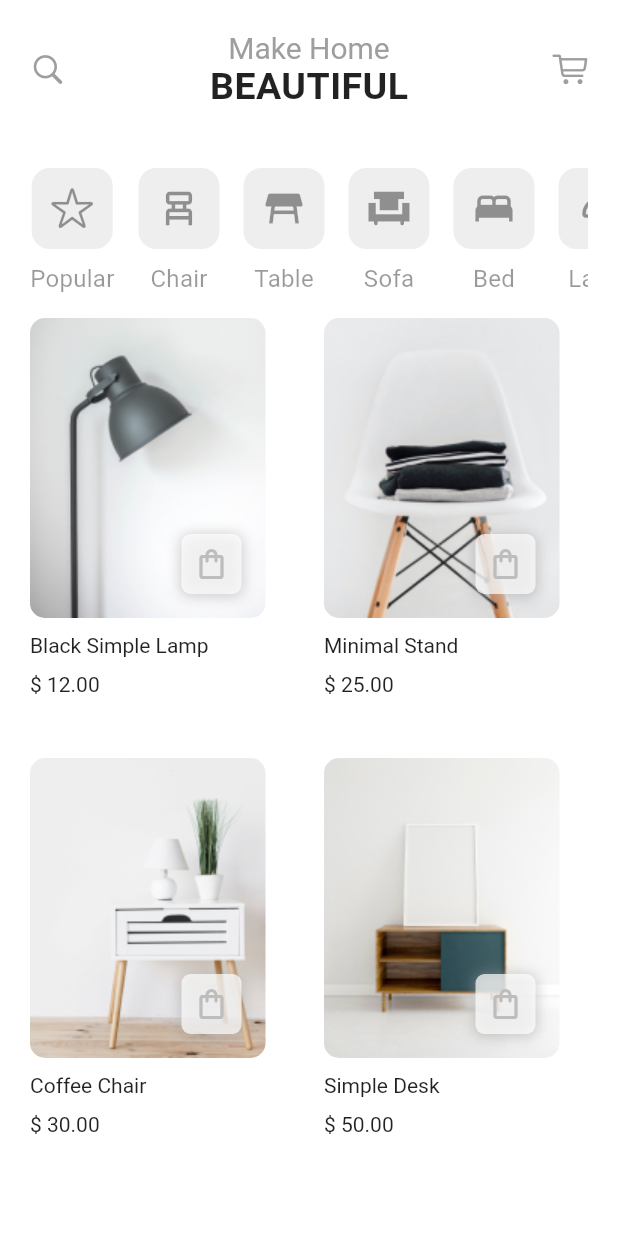
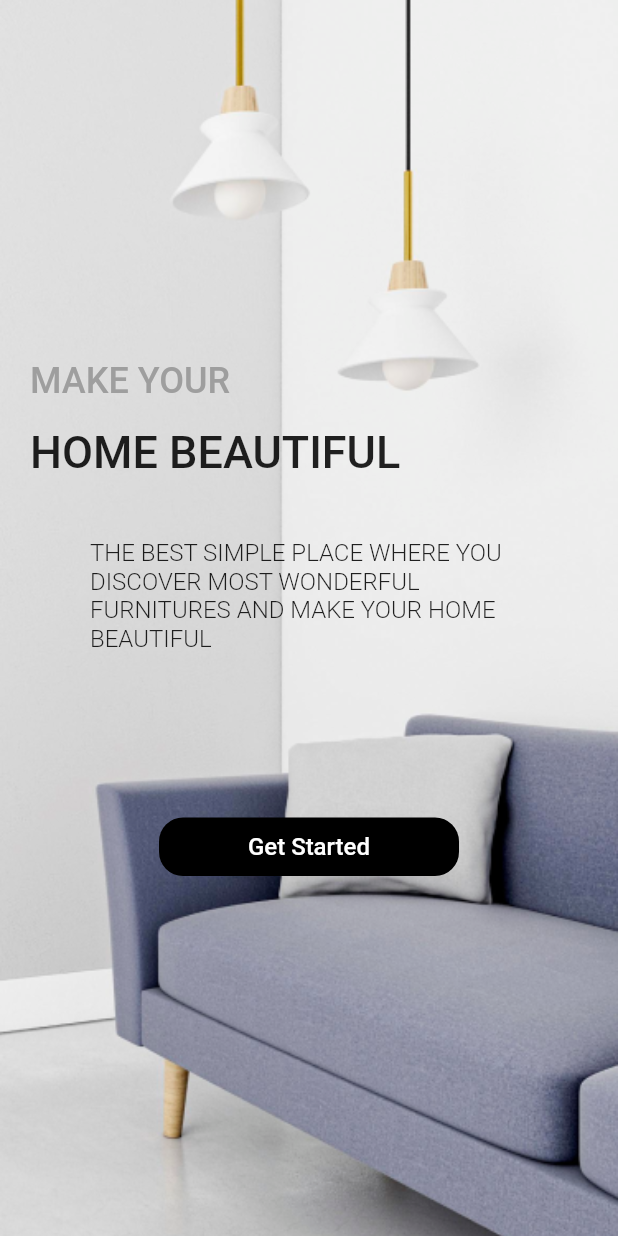
Before and after one commit to ahmeed-evan/ar_eshop, a Flutter app: the screen it shows after launch, on a phone screen of 412 x 824 dp. Run offline on Flutter 3.47's test engine with Material 2 defaults, Android fonts, the phone set to English and light mode, and no system bars.

Commit message:
done so far

```diff
--- a/lib/main.dart
+++ b/lib/main.dart
@@ -1,7 +1,9 @@
+import 'package:ar_e_shop/screen/view/app_entry.dart';
+import 'package:ar_e_shop/util/utils.dart';
 import 'package:flutter/material.dart';
 import 'package:flutter/services.dart';
 
-import 'screen/home.dart';
+import 'screen/view/home.dart';
 
 void main() {
   SystemChrome.setSystemUIOverlayStyle(
@@ -19,28 +21,6 @@ class MyApp extends StatelessWidget {
   // This widget is the root of your application.
   @override
   Widget build(BuildContext context) {
-    return MaterialApp(theme: _themeData, home: Home());
+    return MaterialApp(theme: themeData, home: AppEntry());
   }
 }
-
-ThemeData _themeData = ThemeData(
-  // scaffoldBG, applicable for aLL PAGES
-  scaffoldBackgroundColor: Colors.white,
-  //primary color for the application
-  colorScheme: ColorScheme.fromSwatch().copyWith(
-    primary: Colors.black,
-  ),
-);
-
-SizedBox customHeight(double height) => SizedBox(height: height);
-
-SizedBox customWeight(double weight) => SizedBox(width: weight);
-
-TextStyle defaultTestStyle =
-    const TextStyle(fontSize: 16, fontWeight: FontWeight.w500);
-TextStyle smallTestStyle =
-    const TextStyle(fontSize: 14, fontWeight: FontWeight.w500);
-TextStyle largeTestStyle =
-    const TextStyle(fontSize: 18, fontWeight: FontWeight.w500);
-TextStyle titleTestStyle =
-    const TextStyle(fontSize: 24, fontWeight: FontWeight.w500);
--- /dev/null
+++ b/lib/screen/view/app_entry.dart
@@ -0,0 +1,70 @@
+import 'package:ar_e_shop/screen/view/home.dart';
+import 'package:ar_e_shop/util/utils.dart';
+import 'package:flutter/material.dart';
+
+import '../../util/images.dart';
+
+class AppEntry extends StatelessWidget {
+  const AppEntry({super.key});
+
+  @override
+  Widget build(BuildContext context) {
+    return Scaffold(
+      body: _body(context),
+    );
+  }
+
+  _body(BuildContext context) {
+    return Container(
+      decoration: BoxDecoration(
+        image: DecorationImage(
+            image: AssetImage(Images.bgEntryImage), fit: BoxFit.cover),
+      ),
+      width: double.infinity,
+      height: double.infinity,
+      padding: const EdgeInsets.all(20),
+      child: Column(
+        mainAxisAlignment: MainAxisAlignment.center,
+        crossAxisAlignment: CrossAxisAlignment.start,
+        children: [
+          Text(
+            "make your".toUpperCase(),
+            style: titleTestStyle.copyWith(color: Colors.grey.shade500),
+          ),
+          customHeight(16),
+          Text(
+            "HOME BEAUTIFUL".toUpperCase(),
+            style: titleTestStyle.copyWith(fontSize: 30),
+          ),
+          Container(
+            margin: const EdgeInsets.all(40),
+            child: Text(
+              "The best simple place where you discover most wonderful furnitures and make your home beautiful"
+                  .toUpperCase(),
+              style: defaultTestStyle.copyWith(fontWeight: FontWeight.w300),
+            ),
+          ),
+          customHeight(70),
+          Center(
+            child: InkWell(
+              onTap: (){
+                Navigator.of(context).push(MaterialPageRoute(builder: (context) => Home(),));
+              },
+              child: Container(
+                width: 200,
+                padding: const EdgeInsets.all(10),
+                decoration: BoxDecoration(
+                    color: Colors.black, borderRadius: BorderRadius.circular(16)),
+                child: Text(
+                  "Get Started",
+                  textAlign: TextAlign.center,
+                  style: defaultTestStyle.copyWith(color: Colors.white),
+                ),
+              ),
+            ),
+          ),
+        ],
+      ),
+    );
+  }
+}
--- a/lib/screen/home.dart
+++ b/lib/screen/view/home.dart
@@ -1,9 +1,10 @@
 import 'package:ar_e_shop/domain/category.dart';
-import 'package:ar_e_shop/main.dart';
 import 'package:ar_e_shop/domain/product_details.dart';
-import 'package:ar_e_shop/screen/product_details.dart';
+import 'package:ar_e_shop/screen/view/product_details.dart';
 import 'package:flutter/cupertino.dart';
 import 'package:flutter/material.dart';
+
+import '../../util/utils.dart';
 
 class Home extends StatelessWidget {
   Home({Key? key}) : super(key: key);
--- /dev/null
+++ b/lib/util/images.dart
@@ -0,0 +1,5 @@
+class Images {
+  Images._();
+
+  static String bgEntryImage = "assets/images/bg_app_entry_image.png";
+}
--- /dev/null
+++ b/lib/util/utils.dart
@@ -0,0 +1,23 @@
+import 'package:flutter/material.dart';
+
+ThemeData themeData = ThemeData(
+  // scaffoldBG, applicable for aLL PAGES
+  scaffoldBackgroundColor: Colors.white,
+  //primary color for the application
+  colorScheme: ColorScheme.fromSwatch().copyWith(
+    primary: Colors.black,
+  ),
+);
+
+SizedBox customHeight(double height) => SizedBox(height: height);
+
+SizedBox customWeight(double weight) => SizedBox(width: weight);
+
+TextStyle defaultTestStyle =
+    const TextStyle(fontSize: 16, fontWeight: FontWeight.w500);
+TextStyle smallTestStyle =
+    const TextStyle(fontSize: 14, fontWeight: FontWeight.w500);
+TextStyle largeTestStyle =
+    const TextStyle(fontSize: 18, fontWeight: FontWeight.w500);
+TextStyle titleTestStyle =
+    const TextStyle(fontSize: 24, fontWeight: FontWeight.w500);
--- a/pubspec.yaml
+++ b/pubspec.yaml
@@ -30,6 +30,9 @@ environment:
 dependencies:
   flutter:
     sdk: flutter
+
+  #for svg image
+  svg_flutter:
 
 
   # The following adds the Cupertino Icons font to your application.
```
Also changed, not shown: lib/screen/view/product_details.dart (renamed from lib/screen/product_details.dart, +54 -3 lines), lib/screen/widget/custom_button.dart (added, +24 -0 lines), assets/images/app_icon.png (added), assets/images/bg_app_entry_image.png (added), pubspec.lock.
